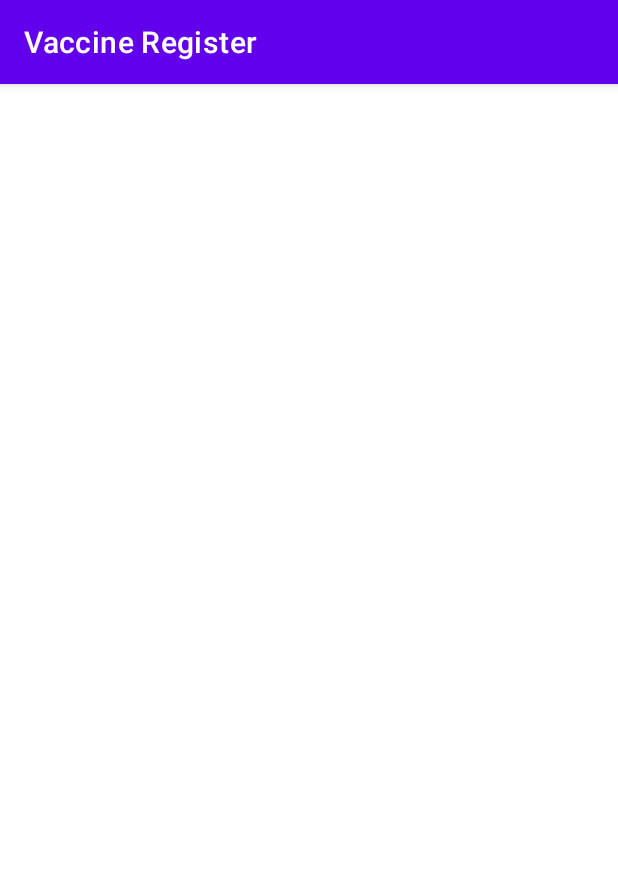
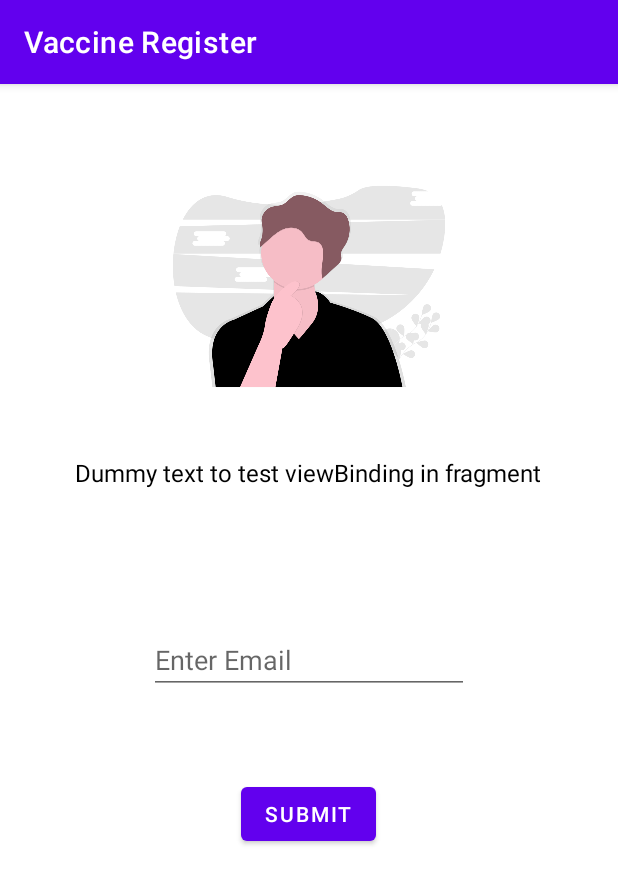
Before and after one commit to varun9610/Vaccine-Register, an Android app: the ForgetPasswordFragment screen opened through its navigation route, on a phone screen of 412 x 824 dp. Shown: the top 884 px of the screen. Run offline under Robolectric (Android 15) with nearby library versions, the phone set to English and light mode, and no system bars; our stand-ins replace data binding.

Commit message:
Create fragment_forget_password.xml.
Signed-off-by: Varun Mehta <varun.mehta@hey.com>

```diff
--- a/app/src/main/res/layout/fragment_forget_password.xml
+++ b/app/src/main/res/layout/fragment_forget_password.xml
@@ -1,7 +1,58 @@
 <?xml version="1.0" encoding="utf-8"?>
 <androidx.constraintlayout.widget.ConstraintLayout xmlns:android="http://schemas.android.com/apk/res/android"
+    xmlns:app="http://schemas.android.com/apk/res-auto"
     xmlns:tools="http://schemas.android.com/tools"
     android:id="@+id/frameLayout6"
     android:layout_width="match_parent"
     android:layout_height="match_parent"
-    tools:context=".ForgetPasswordFragment" />
+    tools:context=".ForgetPasswordFragment">
+
+    <ImageView
+        android:id="@+id/imageView3"
+        android:layout_width="221dp"
+        android:layout_height="186dp"
+        android:src="@drawable/forgotpassword"
+        app:layout_constraintBottom_toBottomOf="parent"
+        app:layout_constraintEnd_toEndOf="parent"
+        app:layout_constraintStart_toStartOf="parent"
+        app:layout_constraintTop_toTopOf="parent"
+        app:layout_constraintVertical_bias="0.072" />
+
+    <TextView
+        android:id="@+id/textView12"
+        android:layout_width="wrap_content"
+        android:layout_height="wrap_content"
+        android:text="@string/string_forgot_password"
+        android:textColor="#000000"
+        android:textSize="16sp"
+        app:layout_constraintBottom_toBottomOf="parent"
+        app:layout_constraintEnd_toEndOf="parent"
+        app:layout_constraintHorizontal_bias="0.497"
+        app:layout_constraintStart_toStartOf="parent"
+        app:layout_constraintTop_toTopOf="parent"
+        app:layout_constraintVertical_bias="0.332" />
+
+    <EditText
+        android:id="@+id/editTextTextEmailAddress6"
+        android:layout_width="wrap_content"
+        android:layout_height="wrap_content"
+        android:ems="10"
+        android:hint="@string/hint_enter_email"
+        android:inputType="textEmailAddress"
+        app:layout_constraintBottom_toBottomOf="parent"
+        app:layout_constraintEnd_toEndOf="parent"
+        app:layout_constraintStart_toStartOf="parent"
+        app:layout_constraintTop_toTopOf="parent" />
+
+    <Button
+        android:id="@+id/button3"
+        android:layout_width="wrap_content"
+        android:layout_height="wrap_content"
+        android:text="@string/string_btn_submit"
+        app:layout_constraintBottom_toBottomOf="parent"
+        app:layout_constraintEnd_toEndOf="parent"
+        app:layout_constraintHorizontal_bias="0.498"
+        app:layout_constraintStart_toStartOf="parent"
+        app:layout_constraintTop_toTopOf="parent"
+        app:layout_constraintVertical_bias="0.643" />
+</androidx.constraintlayout.widget.ConstraintLayout>
--- a/app/src/main/res/values/strings.xml
+++ b/app/src/main/res/values/strings.xml
@@ -46,4 +46,6 @@
     <string name="hint_enter_id">Enter Id</string>
     <string name="string_address">Address</string>
     <string name="string_next">Next</string>
+    <string name="string_forgot_password">Forgot your password?</string>
+    <string name="hint_enter_email">Enter Email</string>
 </resources>
```
